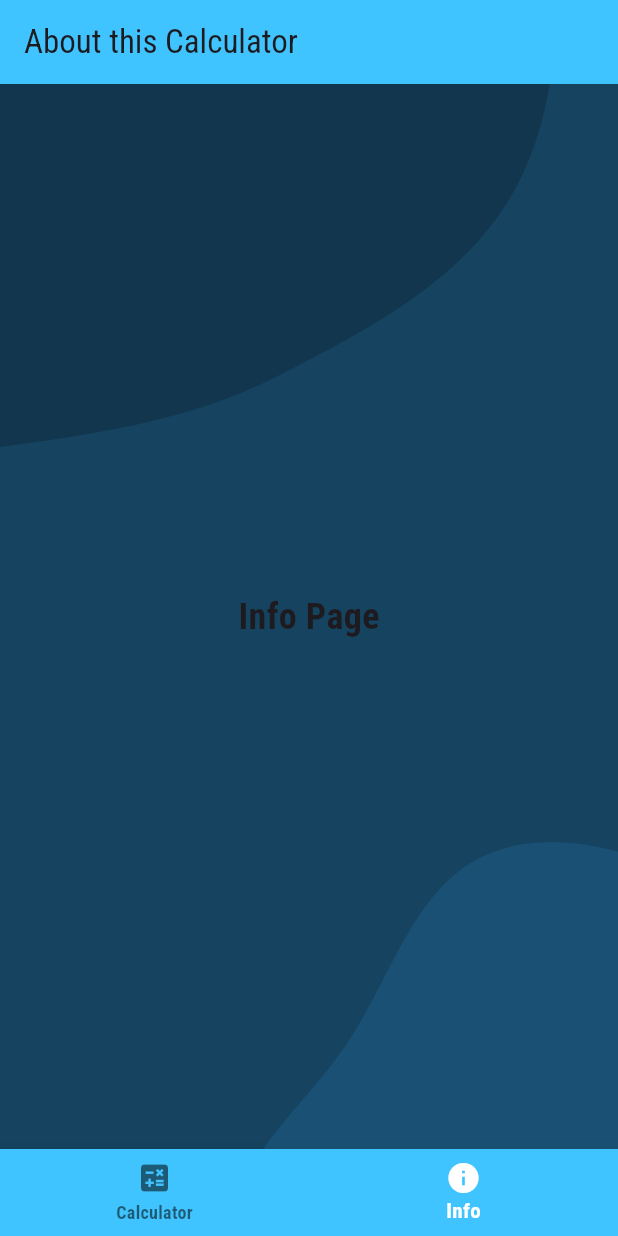
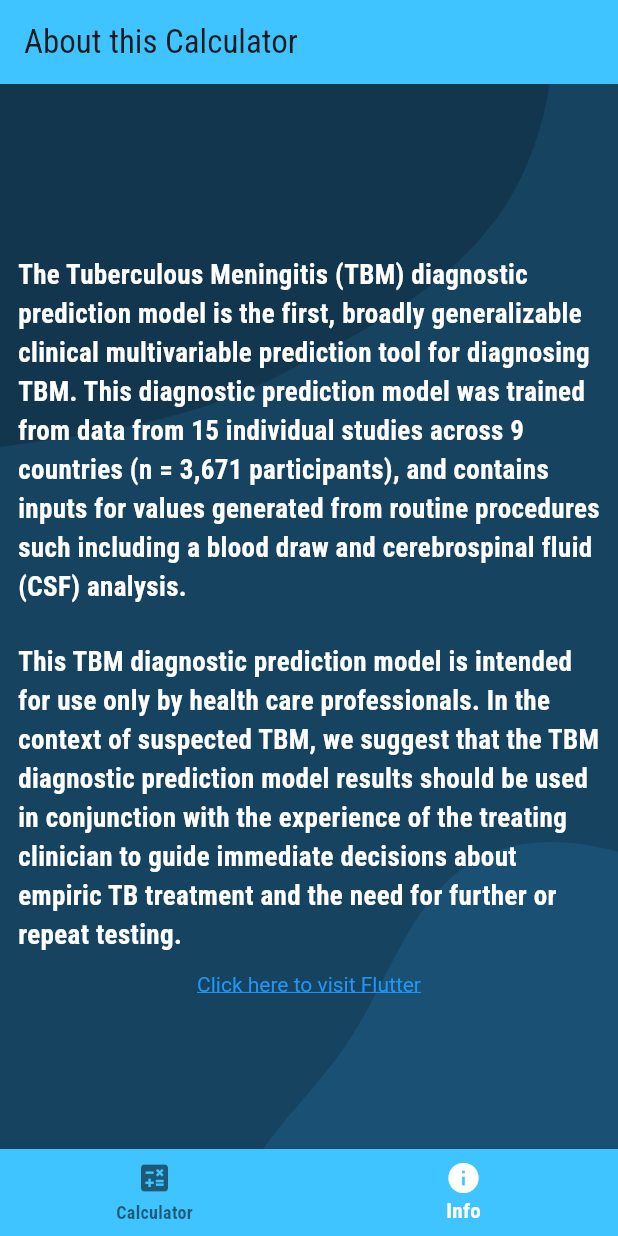
Before and after one commit to mfpullen22/tbm_calc_app, a Flutter app: the screen it shows after launch, item 2 of the bottom bar chosen, on a phone screen of 412 x 824 dp. Run offline on Flutter 3.47's test engine with Material 3 defaults, Android fonts, the phone set to English and light mode, and no system bars; our stand-ins replace flutter_svg, google_fonts.

Commit message:
Added info text

```diff
--- a/lib/screens/info.dart
+++ b/lib/screens/info.dart
@@ -1,5 +1,15 @@
+import 'package:flutter/gestures.dart';
 import "package:flutter/material.dart";
 import 'package:flutter_svg/flutter_svg.dart';
+import 'package:url_launcher/url_launcher.dart';
+
+void _launchURL(String url) async {
+  if (await canLaunchUrl(Uri.parse(url))) {
+    await launchUrl(Uri.parse(url));
+  } else {
+    throw 'Could not launch $url';
+  }
+}
 
 class InfoScreen extends StatelessWidget {
   const InfoScreen({super.key});
@@ -15,15 +25,39 @@ class InfoScreen extends StatelessWidget {
           width: MediaQuery.of(context).size.width,
           height: MediaQuery.of(context).size.height,
         ),
-        const Center(
+        Center(
           child: Column(
             mainAxisAlignment: MainAxisAlignment.center,
             children: [
-              Text(
-                "Info Page",
-                style: TextStyle(
-                  fontSize: 24,
-                  fontWeight: FontWeight.bold,
+              const Padding(
+                padding: EdgeInsets.all(12.0),
+                child: Text(
+                  "The Tuberculous Meningitis (TBM) diagnostic prediction model is the first, broadly generalizable clinical multivariable prediction tool for diagnosing TBM. This diagnostic prediction model was trained from data from 15 individual studies across 9 countries (n = 3,671 participants), and contains inputs for values generated from routine procedures such including a blood draw and cerebrospinal fluid (CSF) analysis.",
+                  style: TextStyle(
+                      fontSize: 18,
+                      fontWeight: FontWeight.bold,
+                      color: Colors.white),
+                ),
+              ),
+              const Padding(
+                padding: EdgeInsets.all(12.0),
+                child: Text(
+                  "This TBM diagnostic prediction model is intended for use only by health care professionals. In the context of suspected TBM, we suggest that the TBM diagnostic prediction model results should be used in conjunction with the experience of the treating clinician to guide immediate decisions about empiric TB treatment and the need for further or repeat testing.",
+                  style: TextStyle(
+                      fontSize: 18,
+                      fontWeight: FontWeight.bold,
+                      color: Colors.white),
+                ),
+              ),
+              RichText(
+                text: TextSpan(
+                  text: 'Click here to visit Flutter',
+                  style: const TextStyle(
+                      color: Colors.blue, decoration: TextDecoration.underline),
+                  recognizer: TapGestureRecognizer()
+                    ..onTap = () {
+                      _launchURL('https://flutter.dev');
+                    },
                 ),
               ),
             ],
--- a/pubspec.yaml
+++ b/pubspec.yaml
@@ -37,6 +37,7 @@ dependencies:
   cupertino_icons: ^1.0.6
   flutter_svg: ^2.0.10+1
   google_fonts: ^6.2.1
+  url_launcher: ^6.3.0
 
 dev_dependencies:
   flutter_test:
```
Also changed, not shown: lib/screens/calculator.dart (+16 -11 lines), pubspec.lock, 6 other files.
